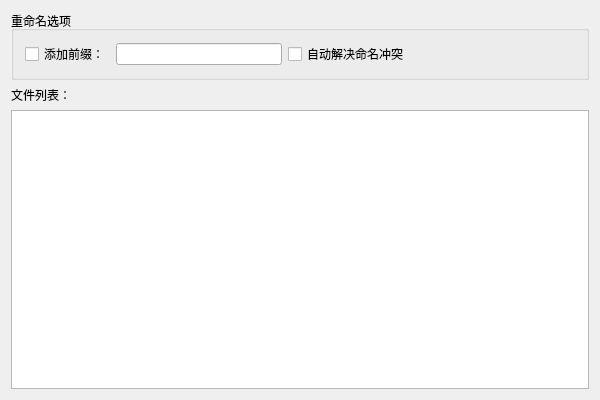
zhongyang219/DeveloperTools, file code/FileRename/MainWidget.ui: the form before one commit.
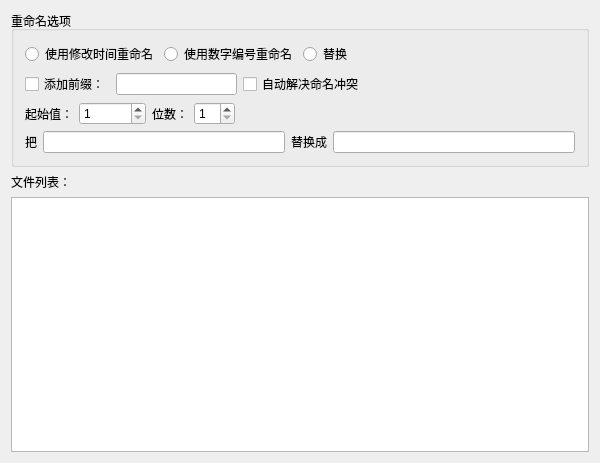
The form after the commit.

Commit message: 重命名工具新增“使用数字编号重命名”和“替换”功能，新增图标；版本号更新

Patch:
```diff
--- a/code/FileRename/MainWidget.ui
+++ b/code/FileRename/MainWidget.ui
@@ -7,48 +7,220 @@
     <x>0</x>
     <y>0</y>
     <width>600</width>
-    <height>400</height>
+    <height>463</height>
    </rect>
   </property>
+  <property name="sizePolicy">
+   <sizepolicy hsizetype="Preferred" vsizetype="Preferred">
+    <horstretch>0</horstretch>
+    <verstretch>0</verstretch>
+   </sizepolicy>
+  </property>
   <property name="windowTitle">
    <string>MainWidget</string>
   </property>
   <layout class="QVBoxLayout" name="verticalLayout">
    <item>
     <widget class="QGroupBox" name="groupBox">
+     <property name="sizePolicy">
+      <sizepolicy hsizetype="Preferred" vsizetype="Preferred">
+       <horstretch>0</horstretch>
+       <verstretch>0</verstretch>
+      </sizepolicy>
+     </property>
      <property name="title">
       <string>重命名选项</string>
      </property>
-     <layout class="QHBoxLayout" name="horizontalLayout">
+     <layout class="QVBoxLayout" name="verticalLayout_2">
       <item>
-       <widget class="QCheckBox" name="addPrefixCheck">
-        <property name="text">
-         <string>添加前缀：</string>
-        </property>
-       </widget>
+       <layout class="QHBoxLayout" name="horizontalLayout">
+        <item>
+         <widget class="QRadioButton" name="renameByModifyTimeRadioBtn">
+          <property name="text">
+           <string>使用修改时间重命名</string>
+          </property>
+         </widget>
+        </item>
+        <item>
+         <widget class="QRadioButton" name="renameByNumberRadioBtn">
+          <property name="text">
+           <string>使用数字编号重命名</string>
+          </property>
+         </widget>
+        </item>
+        <item>
+         <widget class="QRadioButton" name="renameReplaceRadioBtn">
+          <property name="text">
+           <string>替换</string>
+          </property>
+         </widget>
+        </item>
+        <item>
+         <spacer name="horizontalSpacer_2">
+          <property name="orientation">
+           <enum>Qt::Horizontal</enum>
+          </property>
+          <property name="sizeHint" stdset="0">
+           <size>
+            <width>37</width>
+            <height>17</height>
+           </size>
+          </property>
+         </spacer>
+        </item>
+       </layout>
       </item>
       <item>
-       <widget class="QLineEdit" name="prefixEdit"/>
+       <layout class="QHBoxLayout" name="horizontalLayout_5">
+        <item>
+         <widget class="QWidget" name="addPreficWidget" native="true">
+          <layout class="QHBoxLayout" name="horizontalLayout_2">
+           <property name="leftMargin">
+            <number>0</number>
+           </property>
+           <property name="topMargin">
+            <number>0</number>
+           </property>
+           <property name="rightMargin">
+            <number>0</number>
+           </property>
+           <property name="bottomMargin">
+            <number>0</number>
+           </property>
+           <item>
+            <widget class="QCheckBox" name="addPrefixCheck">
+             <property name="text">
+              <string>添加前缀：</string>
+             </property>
+            </widget>
+           </item>
+           <item>
+            <widget class="QLineEdit" name="prefixEdit"/>
+           </item>
+          </layout>
+         </widget>
+        </item>
+        <item>
+         <widget class="QCheckBox" name="autoResoveConflictCheck">
+          <property name="text">
+           <string>自动解决命名冲突</string>
+          </property>
+         </widget>
+        </item>
+        <item>
+         <spacer name="horizontalSpacer">
+          <property name="orientation">
+           <enum>Qt::Horizontal</enum>
+          </property>
+          <property name="sizeHint" stdset="0">
+           <size>
+            <width>40</width>
+            <height>20</height>
+           </size>
+          </property>
+         </spacer>
+        </item>
+       </layout>
       </item>
       <item>
-       <widget class="QCheckBox" name="autoResoveConflictCheck">
-        <property name="text">
-         <string>自动解决命名冲突</string>
-        </property>
+       <widget class="QWidget" name="renameByNumberWidget" native="true">
+        <layout class="QHBoxLayout" name="horizontalLayout_3">
+         <property name="leftMargin">
+          <number>0</number>
+         </property>
+         <property name="topMargin">
+          <number>0</number>
+         </property>
+         <property name="rightMargin">
+          <number>0</number>
+         </property>
+         <property name="bottomMargin">
+          <number>0</number>
+         </property>
+         <item>
+          <widget class="QLabel" name="label_2">
+           <property name="text">
+            <string>起始值：</string>
+           </property>
+          </widget>
+         </item>
+         <item>
+          <widget class="QSpinBox" name="startValueSpin">
+           <property name="minimum">
+            <number>1</number>
+           </property>
+           <property name="maximum">
+            <number>2147483647</number>
+           </property>
+          </widget>
+         </item>
+         <item>
+          <widget class="QLabel" name="label_4">
+           <property name="text">
+            <string>位数：</string>
+           </property>
+          </widget>
+         </item>
+         <item>
+          <widget class="QSpinBox" name="digitNumSpin">
+           <property name="minimum">
+            <number>1</number>
+           </property>
+          </widget>
+         </item>
+         <item>
+          <spacer name="horizontalSpacer_3">
+           <property name="orientation">
+            <enum>Qt::Horizontal</enum>
+           </property>
+           <property name="sizeHint" stdset="0">
+            <size>
+             <width>310</width>
+             <height>17</height>
+            </size>
+           </property>
+          </spacer>
+         </item>
+        </layout>
        </widget>
       </item>
       <item>
-       <spacer name="horizontalSpacer">
-        <property name="orientation">
-         <enum>Qt::Horizontal</enum>
-        </property>
-        <property name="sizeHint" stdset="0">
-         <size>
-          <width>40</width>
-          <height>20</height>
-         </size>
-        </property>
-       </spacer>
+       <widget class="QWidget" name="renameReplaceWidget" native="true">
+        <layout class="QHBoxLayout" name="horizontalLayout_4">
+         <property name="leftMargin">
+          <number>0</number>
+         </property>
+         <property name="topMargin">
+          <number>0</number>
+         </property>
+         <property name="rightMargin">
+          <number>0</number>
+         </property>
+         <property name="bottomMargin">
+          <number>0</number>
+         </property>
+         <item>
+          <widget class="QLabel" name="label_3">
+           <property name="text">
+            <string>把</string>
+           </property>
+          </widget>
+         </item>
+         <item>
+          <widget class="QLineEdit" name="findStrEdit"/>
+         </item>
+         <item>
+          <widget class="QLabel" name="label_5">
+           <property name="text">
+            <string>替换成</string>
+           </property>
+          </widget>
+         </item>
+         <item>
+          <widget class="QLineEdit" name="replaceStrEdit"/>
+         </item>
+        </layout>
+       </widget>
       </item>
      </layout>
     </widget>
```
Left out of the diff: 120 changed lines with no effect on the pictures. The commit also changes 10 other files.
